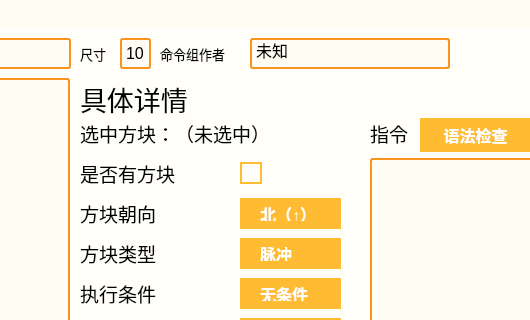
Qt form mainwindow.ui (Zao-chen/ZcCommandEditor) before a commit; both pictures show x 440 to 970 and y 0 to 320 of the 1210 by 623 pixel window.
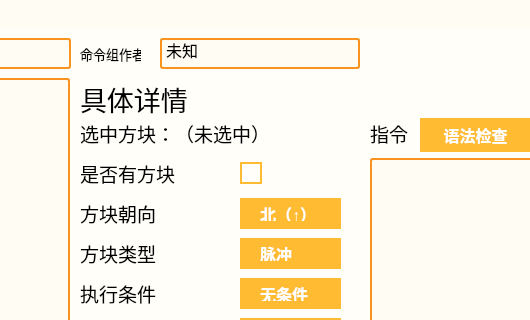
The same form after that commit.

```diff
--- a/mainwindow.ui
+++ b/mainwindow.ui
@@ -200,7 +200,7 @@
      <rect>
       <x>520</x>
       <y>90</y>
-      <width>301</width>
+      <width>271</width>
       <height>31</height>
      </rect>
     </property>
@@ -513,24 +513,6 @@
      <string>语法检查</string>
     </property>
    </widget>
-   <widget class="QLabel" name="label_9">
-    <property name="geometry">
-     <rect>
-      <x>520</x>
-      <y>10</y>
-      <width>41</width>
-      <height>31</height>
-     </rect>
-    </property>
-    <property name="font">
-     <font>
-      <pointsize>10</pointsize>
-     </font>
-    </property>
-    <property name="text">
-     <string>尺寸</string>
-    </property>
-   </widget>
    <widget class="QLineEdit" name="file_lineEdit">
     <property name="geometry">
      <rect>
@@ -546,25 +528,12 @@
      </font>
     </property>
    </widget>
-   <widget class="QLineEdit" name="size_lineEdit">
-    <property name="geometry">
-     <rect>
-      <x>560</x>
-      <y>10</y>
-      <width>31</width>
-      <height>31</height>
-     </rect>
-    </property>
-    <property name="text">
-     <string>10</string>
-    </property>
-   </widget>
    <widget class="QLabel" name="label_10">
     <property name="geometry">
      <rect>
-      <x>600</x>
+      <x>520</x>
       <y>10</y>
-      <width>91</width>
+      <width>61</width>
       <height>31</height>
      </rect>
     </property>
@@ -580,7 +549,7 @@
    <widget class="QLineEdit" name="size_lineEdit_2">
     <property name="geometry">
      <rect>
-      <x>690</x>
+      <x>600</x>
       <y>10</y>
       <width>200</width>
       <height>31</height>
```
Left out of the diff: 2 changed lines with no effect on the pictures.
